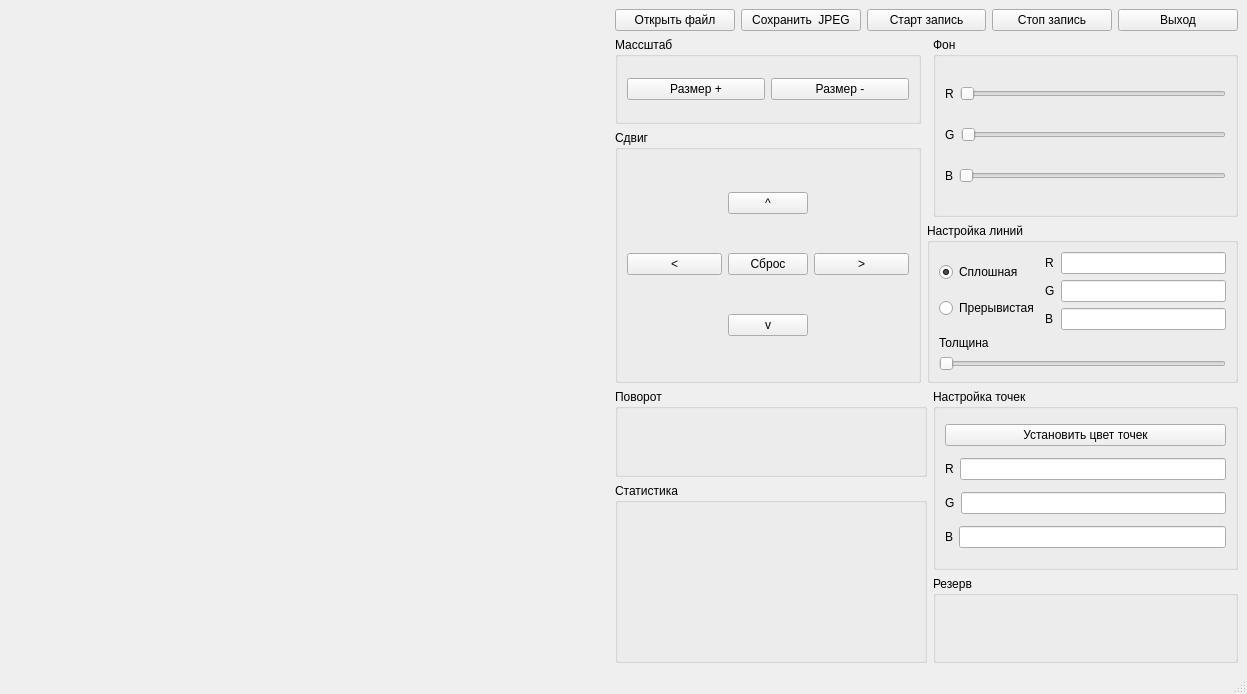
First picture: the form in viewer.ui, repository dandyelf/3dviewer1.0, before the edit.
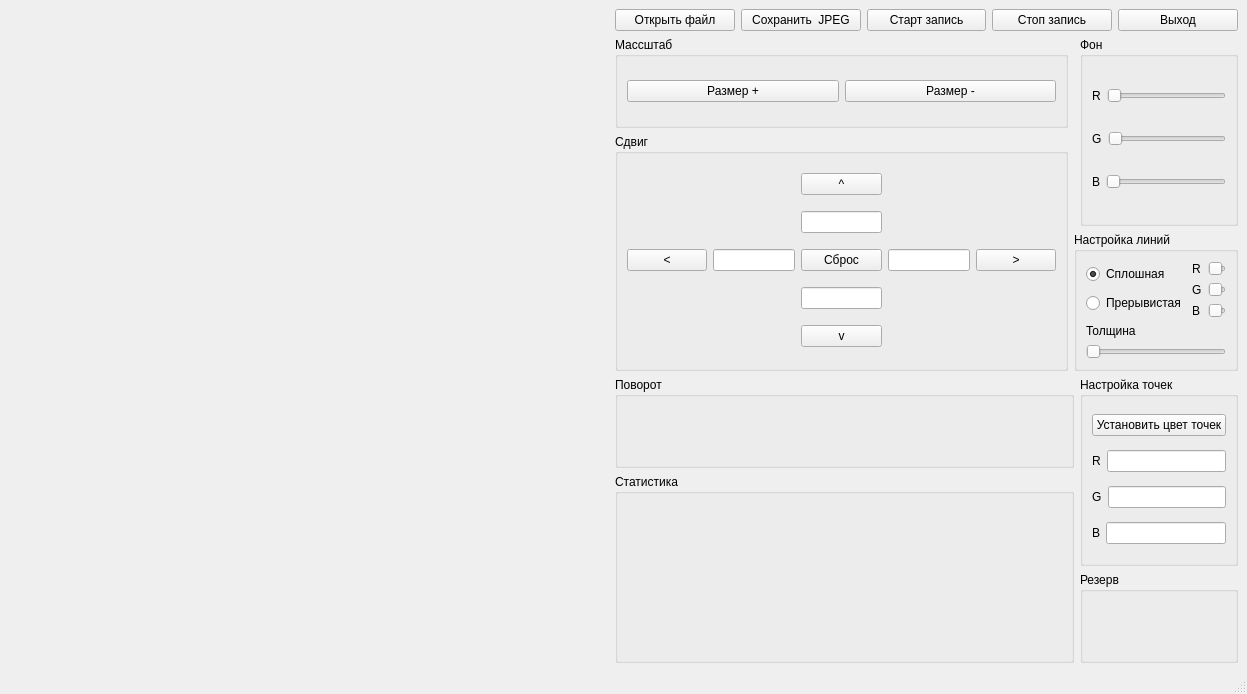
Second picture: the form after the edit. Custom widgets are drawn as their Qt base class.

Diff of the .ui file:
```diff
--- a/viewer.ui
+++ b/viewer.ui
@@ -240,54 +240,50 @@
        <string>Сдвиг</string>
       </property>
       <layout class="QGridLayout" name="gridLayout_2">
-       <item row="0" column="0">
-        <spacer name="horizontalSpacer">
-         <property name="orientation">
-          <enum>Qt::Horizontal</enum>
-         </property>
-         <property name="sizeHint" stdset="0">
-          <size>
-           <width>40</width>
-           <height>20</height>
-          </size>
-         </property>
-        </spacer>
-       </item>
-       <item row="0" column="1">
-        <widget class="QPushButton" name="pushButton_5">
-         <property name="text">
-          <string>^</string>
-         </property>
-        </widget>
-       </item>
-       <item row="0" column="2">
-        <spacer name="horizontalSpacer_2">
-         <property name="orientation">
-          <enum>Qt::Horizontal</enum>
-         </property>
-         <property name="sizeHint" stdset="0">
-          <size>
-           <width>40</width>
-           <height>20</height>
-          </size>
-         </property>
-        </spacer>
-       </item>
-       <item row="1" column="0">
+       <item row="2" column="0">
         <widget class="QPushButton" name="pushButton_7">
          <property name="text">
           <string>&lt;</string>
          </property>
         </widget>
        </item>
-       <item row="1" column="2">
+       <item row="0" column="4">
+        <spacer name="horizontalSpacer_2">
+         <property name="orientation">
+          <enum>Qt::Horizontal</enum>
+         </property>
+         <property name="sizeHint" stdset="0">
+          <size>
+           <width>40</width>
+           <height>20</height>
+          </size>
+         </property>
+        </spacer>
+       </item>
+       <item row="2" column="1">
+        <widget class="QLineEdit" name="lineEdit_3"/>
+       </item>
+       <item row="0" column="0">
+        <spacer name="horizontalSpacer">
+         <property name="orientation">
+          <enum>Qt::Horizontal</enum>
+         </property>
+         <property name="sizeHint" stdset="0">
+          <size>
+           <width>40</width>
+           <height>20</height>
+          </size>
+         </property>
+        </spacer>
+       </item>
+       <item row="2" column="4">
         <widget class="QPushButton" name="pushButton_8">
          <property name="text">
           <string>&gt;</string>
          </property>
         </widget>
        </item>
-       <item row="2" column="0">
+       <item row="4" column="0">
         <spacer name="horizontalSpacer_3">
          <property name="orientation">
           <enum>Qt::Horizontal</enum>
@@ -300,33 +296,49 @@
          </property>
         </spacer>
        </item>
-       <item row="2" column="1">
+       <item row="4" column="2">
         <widget class="QPushButton" name="pushButton_6">
          <property name="text">
           <string>v</string>
          </property>
         </widget>
        </item>
+       <item row="0" column="2">
+        <widget class="QPushButton" name="pushButton_5">
+         <property name="text">
+          <string>^</string>
+         </property>
+        </widget>
+       </item>
        <item row="2" column="2">
-        <spacer name="horizontalSpacer_4">
-         <property name="orientation">
-          <enum>Qt::Horizontal</enum>
-         </property>
-         <property name="sizeHint" stdset="0">
-          <size>
-           <width>40</width>
-           <height>20</height>
-          </size>
-         </property>
-        </spacer>
-       </item>
-       <item row="1" column="1">
         <widget class="QPushButton" name="pushButton_15">
          <property name="text">
           <string>Сброс</string>
          </property>
         </widget>
        </item>
+       <item row="4" column="4">
+        <spacer name="horizontalSpacer_4">
+         <property name="orientation">
+          <enum>Qt::Horizontal</enum>
+         </property>
+         <property name="sizeHint" stdset="0">
+          <size>
+           <width>40</width>
+           <height>20</height>
+          </size>
+         </property>
+        </spacer>
+       </item>
+       <item row="3" column="2">
+        <widget class="QLineEdit" name="lineEdit_2"/>
+       </item>
+       <item row="1" column="2">
+        <widget class="QLineEdit" name="lineEdit"/>
+       </item>
+       <item row="2" column="3">
+        <widget class="QLineEdit" name="lineEdit_4"/>
+       </item>
       </layout>
      </widget>
     </item>
@@ -507,13 +519,28 @@
        <item row="0" column="2">
         <layout class="QVBoxLayout" name="verticalLayout_2">
          <item>
-          <widget class="QLineEdit" name="lineEdit_4"/>
+          <widget class="QSlider" name="horizontalSlider_2">
+           <property name="maximum">
+            <number>100</number>
+           </property>
+           <property name="orientation">
+            <enum>Qt::Horizontal</enum>
+           </property>
+          </widget>
          </item>
          <item>
-          <widget class="QLineEdit" name="lineEdit_5"/>
+          <widget class="QSlider" name="horizontalSlider_6">
+           <property name="orientation">
+            <enum>Qt::Horizontal</enum>
+           </property>
+          </widget>
          </item>
          <item>
-          <widget class="QLineEdit" name="lineEdit_6"/>
+          <widget class="QSlider" name="horizontalSlider_7">
+           <property name="orientation">
+            <enum>Qt::Horizontal</enum>
+           </property>
+          </widget>
          </item>
         </layout>
        </item>
```
